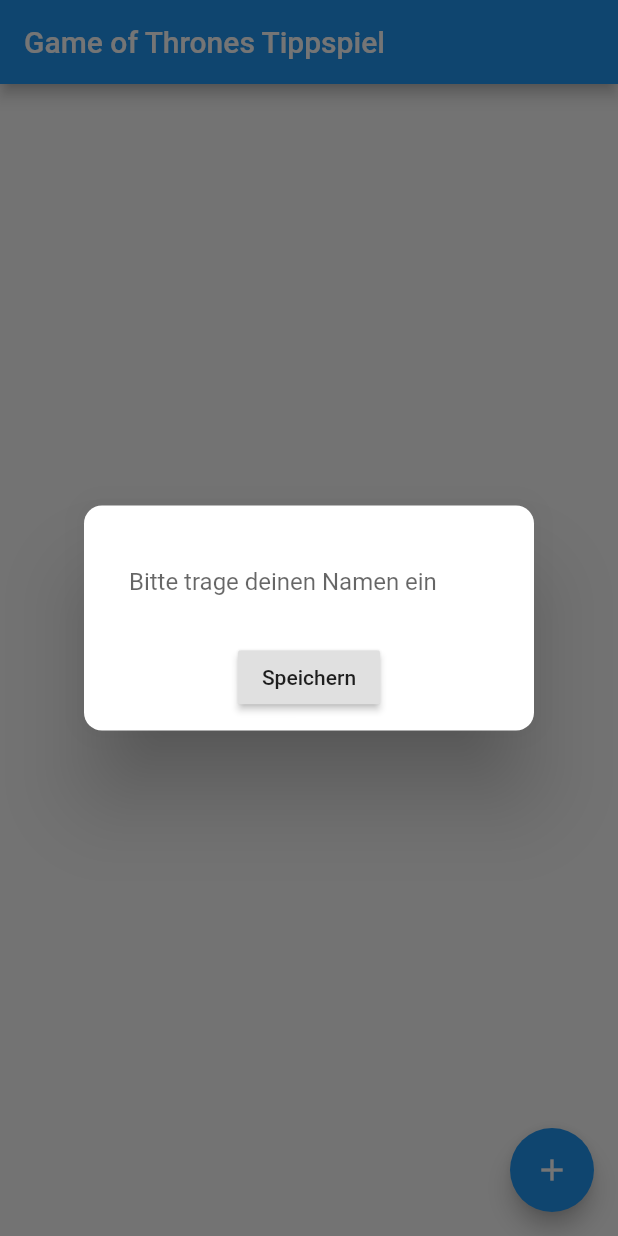
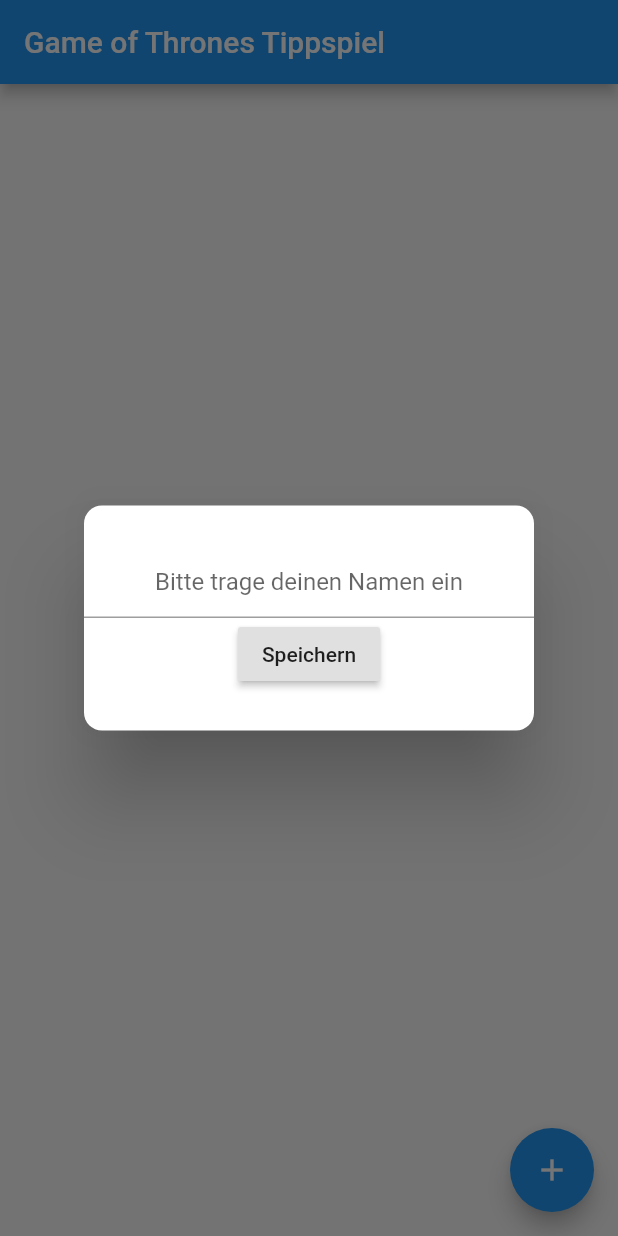
Before and after one commit to Adjeko/GoTTippspiel, a Flutter app: the screen it shows after launch, after a tap on the "add" icon, on a phone screen of 412 x 824 dp. Run offline on Flutter 3.47's test engine with Material 2 defaults, Android fonts, the phone set to English and light mode, and no system bars; our stand-ins replace cloud_firestore, shared_preferences; accounts and stored records are empty.

```diff
--- a/lib/main.dart
+++ b/lib/main.dart
@@ -1,5 +1,6 @@
 import 'package:flutter/material.dart';
 import 'package:cloud_firestore/cloud_firestore.dart';
+import 'package:shared_preferences/shared_preferences.dart';
 
 void main() => runApp(MyApp());
 
@@ -27,13 +28,6 @@ class MyHomePage extends StatefulWidget {
 }
 
 class _MyHomePageState extends State<MyHomePage> {
-  int _counter = 0;
-
-  void _incrementCounter() {
-    setState(() {
-      _counter++;
-    });
-  }
 
   @override
   Widget build(BuildContext context) {
@@ -44,10 +38,7 @@ class _MyHomePageState extends State<MyHomePage> {
       body: _buildBody(context),
       floatingActionButton: FloatingActionButton(
         child: Icon(Icons.add),
-        onPressed: () {
-          Dialog nameDialog = _buildDialog();
-          showDialog(context: context, builder: (BuildContext context) => nameDialog);
-        },
+        onPressed: () {_openNameDialog(context);},
       ),
     );
   }
@@ -90,7 +81,21 @@ class _MyHomePageState extends State<MyHomePage> {
    );
   }
 
-  Widget _buildDialog () {
+  Future _openNameDialog(BuildContext context) async{
+    Dialog nameDialog = await _buildDialog();
+    showDialog(context: context, builder: (BuildContext context) => nameDialog);
+  }
+
+  Future<Widget> _buildDialog() async {
+    final sp = await SharedPreferences.getInstance();
+    String name = sp.getString("name") ?? "";
+
+    String hintText = name.isNotEmpty ? "Dein Name ist " + name : "Bitte trage deinen Namen ein";
+
+    bool buttonEnabled = name.isNotEmpty ? false : true;
+    String buttonText = name.isNotEmpty ? "Bereits gespeichert" : "Speichern";
+
+    TextEditingController nameController = new TextEditingController();
     return Dialog(
             shape: RoundedRectangleBorder(borderRadius: BorderRadius.circular(12.0)),
             child: Container (
@@ -100,20 +105,27 @@ class _MyHomePageState extends State<MyHomePage> {
                 mainAxisAlignment: MainAxisAlignment.center,
                 children: <Widget>[
                   TextField(
+                    controller: nameController,
+                    textAlign: TextAlign.center,
                     decoration: InputDecoration(
-                      border: InputBorder.none,
-                      hintText: "Bitte trage deinen Namen ein",
-                      contentPadding: EdgeInsets.all(30.0)
+                      hintText: hintText,
                     ),
                   ),
                   RaisedButton(
-                    child: Text("Speichern"),
-                    onPressed: () {},
+                    child: Text(buttonText),
+                    onPressed: () => buttonEnabled ? _nameSaving(nameController, sp) : null,
                   ),
                 ],
               ),
             ),
           );
+  }
+
+  void _nameSaving(TextEditingController tc, SharedPreferences sp) {
+    if (tc.text.isNotEmpty) {
+      sp.setString("name", tc.text);
+      Navigator.pop(context);
+    }
   }
 
 }
```
